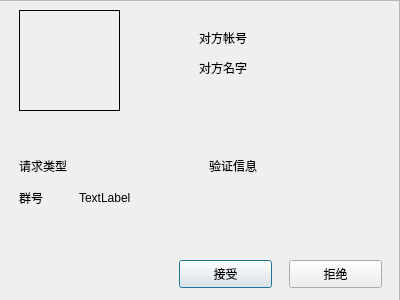
Snowball-Di/cs2021_qt_chat, file chat/acceptreq.ui: the form before one commit.
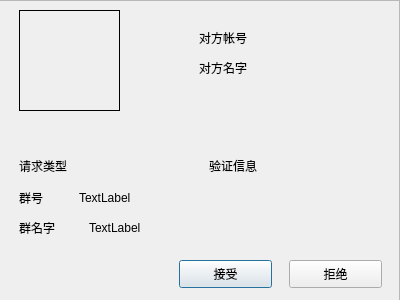
The form after the commit. Icons and pictures are not drawn.

Patch:
```diff
--- a/chat/acceptreq.ui
+++ b/chat/acceptreq.ui
@@ -154,6 +154,32 @@
      <string>TextLabel</string>
     </property>
    </widget>
+   <widget class="QLabel" name="label">
+    <property name="geometry">
+     <rect>
+      <x>20</x>
+      <y>220</y>
+      <width>68</width>
+      <height>15</height>
+     </rect>
+    </property>
+    <property name="text">
+     <string>群名字</string>
+    </property>
+   </widget>
+   <widget class="QLabel" name="groupname">
+    <property name="geometry">
+     <rect>
+      <x>90</x>
+      <y>220</y>
+      <width>68</width>
+      <height>15</height>
+     </rect>
+    </property>
+    <property name="text">
+     <string>TextLabel</string>
+    </property>
+   </widget>
   </widget>
  </widget>
  <resources>
```
